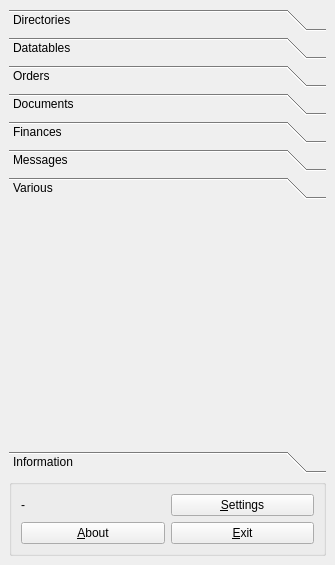
First picture: the form in trunk/ui/mainfrm.ui, repository BackupTheBerlios/first4-svn, before the edit.
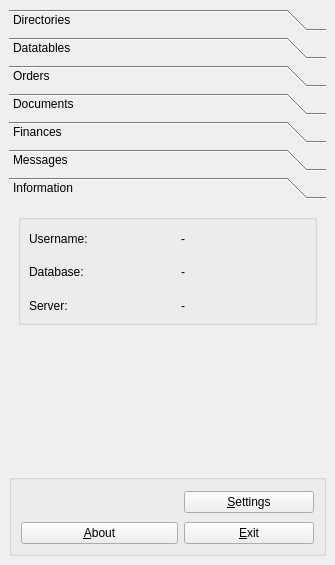
Second picture: the form after the edit. The open tabs and pages were chosen to show the change. Icons and pictures are not drawn.

What changed in the file:
```diff
--- a/trunk/ui/mainfrm.ui
+++ b/trunk/ui/mainfrm.ui
@@ -23,6 +23,83 @@
   </property>
   <widget class="QWidget" name="centralwidget" >
    <layout class="QGridLayout" >
+    <item row="1" column="0" >
+     <widget class="QGroupBox" name="groupBox" >
+      <property name="title" >
+       <string/>
+      </property>
+      <layout class="QGridLayout" >
+       <item row="0" column="0" >
+        <widget class="QLabel" name="lblmsg_2" >
+         <property name="sizePolicy" >
+          <sizepolicy vsizetype="Fixed" hsizetype="Fixed" >
+           <horstretch>0</horstretch>
+           <verstretch>0</verstretch>
+          </sizepolicy>
+         </property>
+         <property name="minimumSize" >
+          <size>
+           <width>21</width>
+           <height>27</height>
+          </size>
+         </property>
+         <property name="maximumSize" >
+          <size>
+           <width>21</width>
+           <height>27</height>
+          </size>
+         </property>
+         <property name="text" >
+          <string/>
+         </property>
+         <property name="pixmap" >
+          <pixmap resource="../resources/images/first4.qrc" >:/message2.png</pixmap>
+         </property>
+        </widget>
+       </item>
+       <item row="0" column="1" >
+        <widget class="QLabel" name="lblmsg" >
+         <property name="text" >
+          <string/>
+         </property>
+         <property name="pixmap" >
+          <pixmap/>
+         </property>
+        </widget>
+       </item>
+       <item row="0" column="2" >
+        <widget class="QPushButton" name="btnsettings" >
+         <property name="text" >
+          <string>&amp;Settings</string>
+         </property>
+         <property name="icon" >
+          <iconset resource="../resources/images/first4.qrc" >:/package_utilities.png</iconset>
+         </property>
+        </widget>
+       </item>
+       <item row="1" column="0" colspan="2" >
+        <widget class="QPushButton" name="btnabout" >
+         <property name="text" >
+          <string>&amp;About</string>
+         </property>
+         <property name="icon" >
+          <iconset resource="../resources/images/first4.qrc" >:/help_index.png</iconset>
+         </property>
+        </widget>
+       </item>
+       <item row="1" column="2" >
+        <widget class="QPushButton" name="btnexit" >
+         <property name="text" >
+          <string>&amp;Exit</string>
+         </property>
+         <property name="icon" >
+          <iconset resource="../resources/images/first4.qrc" >:/exit.png</iconset>
+         </property>
+        </widget>
+       </item>
+      </layout>
+     </widget>
+    </item>
     <item row="0" column="0" >
      <widget class="QToolBox" name="maintoolbox" >
       <property name="autoFillBackground" >
@@ -792,23 +869,7 @@
         <string>Messages</string>
        </attribute>
        <attribute name="icon" >
-        <iconset resource="first.qrc" >:/images/images/message.png</iconset>
-       </attribute>
-      </widget>
-      <widget class="QWidget" name="page_7" >
-       <property name="geometry" >
-        <rect>
-         <x>0</x>
-         <y>0</y>
-         <width>96</width>
-         <height>26</height>
-        </rect>
-       </property>
-       <attribute name="label" >
-        <string>Various</string>
-       </attribute>
-       <attribute name="icon" >
-        <iconset resource="first.qrc" >:/images/images/logo.png</iconset>
+        <iconset resource="../resources/images/first4.qrc" >:/message2.png</iconset>
        </attribute>
       </widget>
       <widget class="QWidget" name="page" >
@@ -817,7 +878,7 @@
          <x>0</x>
          <y>0</y>
          <width>317</width>
-         <height>206</height>
+         <height>234</height>
         </rect>
        </property>
        <attribute name="label" >
@@ -920,70 +981,6 @@
       </widget>
      </widget>
     </item>
-    <item row="1" column="0" >
-     <widget class="QGroupBox" name="groupBox" >
-      <property name="title" >
-       <string/>
-      </property>
-      <layout class="QGridLayout" >
-       <property name="leftMargin" >
-        <number>9</number>
-       </property>
-       <property name="topMargin" >
-        <number>9</number>
-       </property>
-       <property name="rightMargin" >
-        <number>9</number>
-       </property>
-       <property name="bottomMargin" >
-        <number>9</number>
-       </property>
-       <property name="horizontalSpacing" >
-        <number>6</number>
-       </property>
-       <property name="verticalSpacing" >
-        <number>6</number>
-       </property>
-       <item row="0" column="0" >
-        <widget class="QLabel" name="lblmsg" >
-         <property name="text" >
-          <string>-</string>
-         </property>
-        </widget>
-       </item>
-       <item row="0" column="1" >
-        <widget class="QPushButton" name="btnsettings" >
-         <property name="text" >
-          <string>&amp;Settings</string>
-         </property>
-         <property name="icon" >
-          <iconset resource="first.qrc" >:/images/images/package_utilities.png</iconset>
-         </property>
-        </widget>
-       </item>
-       <item row="1" column="0" >
-        <widget class="QPushButton" name="btnabout" >
-         <property name="text" >
-          <string>&amp;About</string>
-         </property>
-         <property name="icon" >
-          <iconset resource="first.qrc" >:/images/images/help_index.png</iconset>
-         </property>
-        </widget>
-       </item>
-       <item row="1" column="1" >
-        <widget class="QPushButton" name="btnexit" >
-         <property name="text" >
-          <string>&amp;Exit</string>
-         </property>
-         <property name="icon" >
-          <iconset resource="first.qrc" >:/images/images/exit.png</iconset>
-         </property>
-        </widget>
-       </item>
-      </layout>
-     </widget>
-    </item>
    </layout>
   </widget>
  </widget>
```
Left out of the diff: 59 changed lines with no effect on the pictures.
